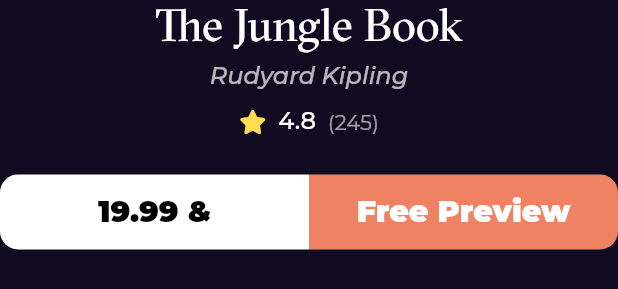
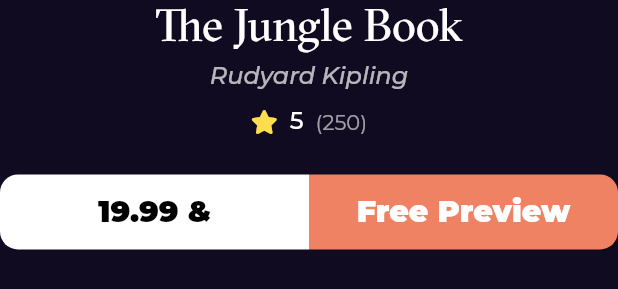
Before and after one commit to Mohamedali2074/bookly_app, a Flutter app: the BookDetailsSection widget shown alone on an empty page, opened directly, on a phone screen of 412 x 824 dp. Shown: the part 633-922 px from the top of the screen. Run offline on Flutter 3.47's test engine with Material 2 defaults, Android fonts, the phone set to English and light mode, and no system bars; drawn by our look-alikes of cached_network_image; our stand-ins replace bloc, dartz, dio, equatable, flutter_bloc, font_awesome_flutter and 3 more; network calls fail.

Commit message:
dispaly newest books listView data

```diff
--- a/lib/features/home/presentation/views/widgets/book_rating.dart
+++ b/lib/features/home/presentation/views/widgets/book_rating.dart
@@ -4,9 +4,14 @@ import 'package:font_awesome_flutter/font_awesome_flutter.dart';
 
 class BookRating extends StatelessWidget {
   const BookRating(
-      {super.key, this.mainAxisAlignment = MainAxisAlignment.start});
+      {super.key,
+      this.mainAxisAlignment = MainAxisAlignment.start,
+      required this.rating,
+      required this.count});
 
   final MainAxisAlignment mainAxisAlignment;
+  final int rating;
+  final int count;
 
   @override
   Widget build(BuildContext context) {
@@ -21,8 +26,8 @@ class BookRating extends StatelessWidget {
         const SizedBox(
           width: 10,
         ),
-        const Text(
-          '4.8',
+        Text(
+          rating.toString(),
           style: Styles.textStyle16,
         ),
         const SizedBox(
@@ -31,7 +36,7 @@ class BookRating extends StatelessWidget {
         Opacity(
           opacity: .6,
           child: Text(
-            '(245)',
+            '($count)',
             style: Styles.textStyle14.copyWith(),
           ),
         ),
--- a/lib/features/home/presentation/views/widgets/books_details_section.dart
+++ b/lib/features/home/presentation/views/widgets/books_details_section.dart
@@ -43,6 +43,8 @@ class BookDetailsSection extends StatelessWidget {
           height: 10,
         ),
         const BookRating(
+          rating: 5,
+          count: 250,
           mainAxisAlignment: MainAxisAlignment.center,
         ),
         const SizedBox(
--- a/lib/features/home/presentation/views/widgets/home_view_body.dart
+++ b/lib/features/home/presentation/views/widgets/home_view_body.dart
@@ -16,6 +16,7 @@ class HomeViewBody extends StatelessWidget {
   @override
   Widget build(BuildContext context) {
     return CustomScrollView(
+      physics: const BouncingScrollPhysics(),
       slivers: [
         SliverToBoxAdapter(
           child: Column(
@@ -32,7 +33,7 @@ class HomeViewBody extends StatelessWidget {
               Padding(
                 padding: EdgeInsets.symmetric(horizontal: 20),
                 child: Text(
-                  'Best Seller',
+                  'Newest Books',
                   style: Styles.textStyle20,
                 ),
               ),
--- a/lib/features/search/presentation/view_models/views/widgets/search_view_body.dart
+++ b/lib/features/search/presentation/view_models/views/widgets/search_view_body.dart
@@ -48,7 +48,8 @@ class SearchResultListView extends StatelessWidget {
       itemBuilder: (context, index) {
         return const Padding(
           padding: EdgeInsets.symmetric(vertical: 10),
-          child: BookListViewItem(),
+          // child: BookListViewItem(),
+          child: Text('data'),
         );
       },
     );
--- a/lib/main.dart
+++ b/lib/main.dart
@@ -33,7 +33,7 @@ class BooklyApp extends StatelessWidget {
         BlocProvider(
           create: (context) => NewestBooksCubit(
             getIt.get<HomeRepoImpl>(),
-          ),
+          )..fetchNewestBooks(),
         ),
       ],
       child: MaterialApp.router(
```
Also changed, not shown: lib/features/home/presentation/views/widgets/best_seller_list_view.dart (+25 -9 lines), lib/features/home/presentation/views/widgets/best_seller_list_view_item.dart (+28 -34 lines).
